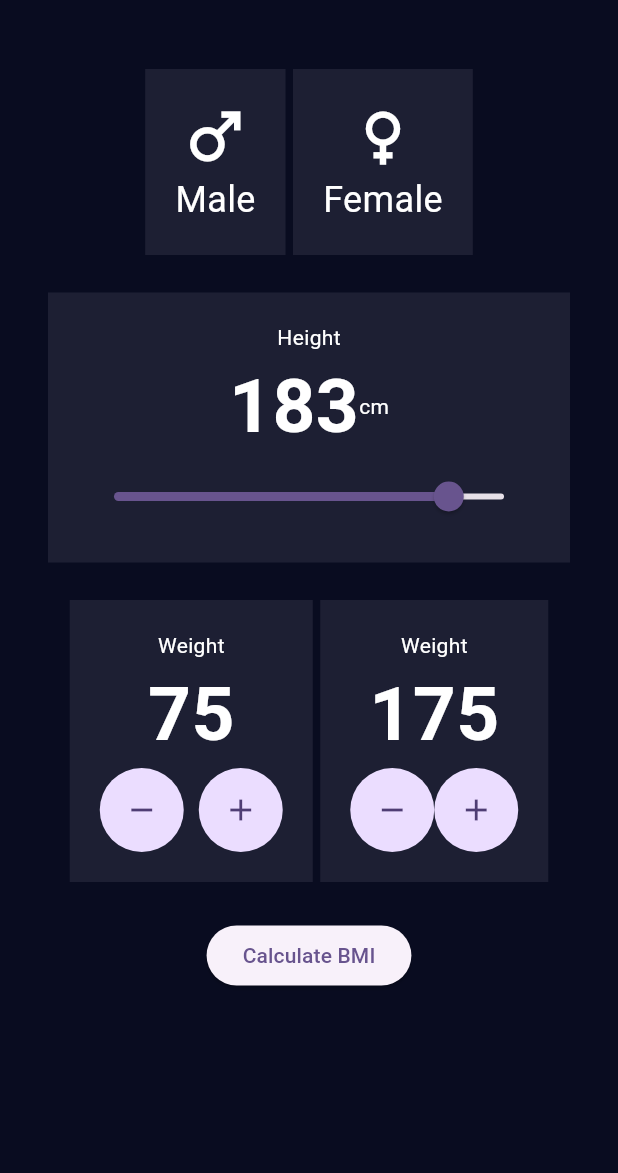
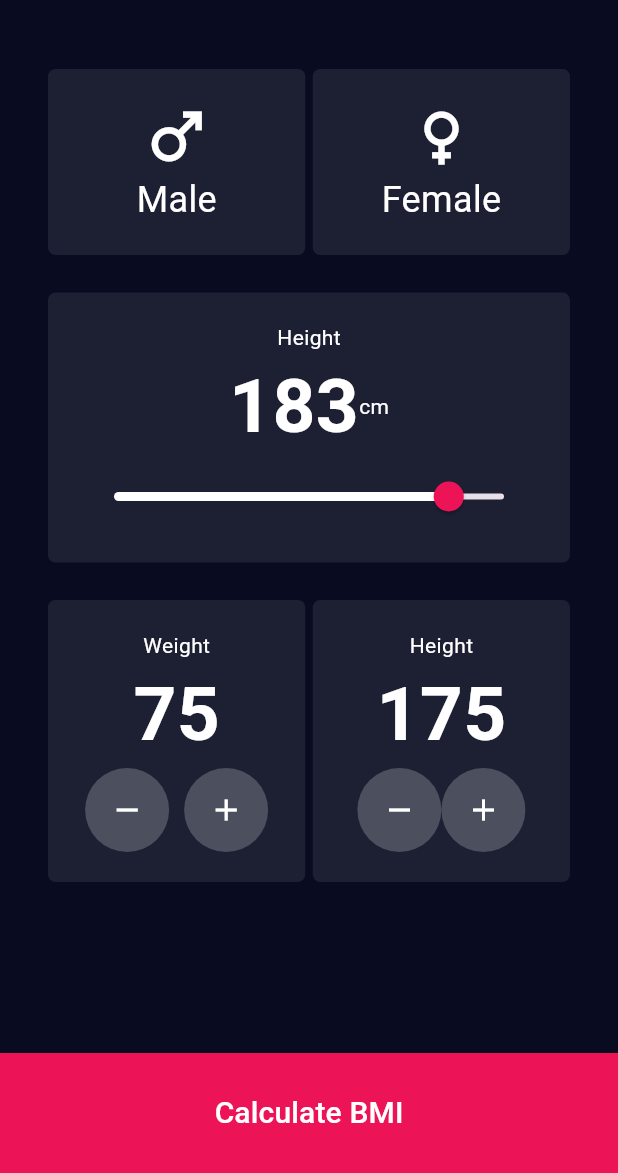
Before and after one commit to thamara2X1/BMI-Calculator, a Flutter app: the screen it shows after launch, on a phone screen of 412 x 824 dp, the part 63-1236 px from its top. Run offline on Flutter 3.47's test engine with Material 3 defaults, Android fonts, the phone set to English and light mode, and no system bars.

Commit message:
3rd commit

```diff
--- a/lib/bmi_calculator.dart
+++ b/lib/bmi_calculator.dart
@@ -19,7 +19,6 @@ class _BMICalculatorPageState extends State<BMICalculatorPage> {
       ),
       backgroundColor: kBackgroundColor,
       body: Container(
-        padding: const EdgeInsets.all(32),
         // color: Colors.red,
         width: double.infinity,
         child: Column(
@@ -28,17 +27,24 @@ class _BMICalculatorPageState extends State<BMICalculatorPage> {
           children: [
             Container(
               // color: Colors.blue,
+              child: Padding(
+                padding: const EdgeInsets.all(32),
                 child: Column(
                   children: [
                     Row(
                       mainAxisAlignment: MainAxisAlignment.center,
                       children: [
-                      Container(
+                        Expanded(
+                          child: Container(
                             padding: const EdgeInsets.all(20),
-                        color: Color(0xFF1D1F33),
+                            decoration: kTileBorderDecoration,
                             child: const Column(
                               children: [
-                            Icon(Icons.male, size: 50, color: kActiveTextColor),
+                                Icon(
+                                  Icons.male,
+                                  size: 50,
+                                  color: kActiveTextColor,
+                                ),
                                 Text(
                                   "Male",
                                   style: TextStyle(
@@ -49,10 +55,12 @@ class _BMICalculatorPageState extends State<BMICalculatorPage> {
                               ],
                             ),
                           ),
+                        ),
                         const SizedBox(width: 5),
-                      Container(
+                        Expanded(
+                          child: Container(
                             padding: const EdgeInsets.all(20),
-                        color: Color(0xFF1D1F33),
+                            decoration: kTileBorderDecoration,
                             child: const Column(
                               children: [
                                 Icon(
@@ -70,11 +78,12 @@ class _BMICalculatorPageState extends State<BMICalculatorPage> {
                               ],
                             ),
                           ),
+                        ),
                       ],
                     ),
                     SizedBox(height: 25),
                     Container(
-                    color: kTileColor,
+                      decoration: kTileBorderDecoration,
                       padding: const EdgeInsets.all(20),
                       child: Column(
                         children: [
@@ -104,6 +113,8 @@ class _BMICalculatorPageState extends State<BMICalculatorPage> {
                             max: 200,
                             value: 183,
                             onChanged: (value) {},
+                            thumbColor: kButtonColor,
+                            activeColor: kActiveTextColor,
                           ),
                         ],
                       ),
@@ -112,8 +123,9 @@ class _BMICalculatorPageState extends State<BMICalculatorPage> {
                     Row(
                       mainAxisAlignment: MainAxisAlignment.center,
                       children: [
-                      Container(
-                        color: kTileColor,
+                        Expanded(
+                          child: Container(
+                            decoration: kTileBorderDecoration,
                             padding: const EdgeInsets.all(20),
                             child: Column(
                               children: [
@@ -135,38 +147,48 @@ class _BMICalculatorPageState extends State<BMICalculatorPage> {
                                   children: [
                                     FloatingActionButton(
                                       elevation: 0,
+                                      backgroundColor: kScaleButtonColor,
                                       shape: ShapeBorder.lerp(
                                         CircleBorder(),
                                         CircleBorder(),
                                         0.5,
                                       ),
                                       onPressed: () {},
-                                  child: Icon(Icons.remove),
+                                      child: Icon(
+                                        Icons.remove,
+                                        color: kActiveTextColor,
+                                      ),
                                     ),
                                     const SizedBox(width: 10),
                                     FloatingActionButton(
                                       elevation: 0,
+                                      backgroundColor: kScaleButtonColor,
                                       shape: ShapeBorder.lerp(
                                         CircleBorder(),
                                         CircleBorder(),
                                         0.5,
                                       ),
                                       onPressed: () {},
-                                  child: Icon(Icons.add),
+                                      child: Icon(
+                                        Icons.add,
+                                        color: kActiveTextColor,
+                                      ),
                                     ),
                                   ],
                                 ),
                               ],
                             ),
                           ),
+                        ),
                         SizedBox(width: 5),
-                      Container(
-                        color: kTileColor,
+                        Expanded(
+                          child: Container(
+                            decoration: kTileBorderDecoration,
                             padding: const EdgeInsets.all(20),
                             child: Column(
                               children: [
                                 Text(
-                              "Weight",
+                                  "Height",
                                   style: TextStyle(color: kActiveTextColor),
                                 ),
                                 Text(
@@ -183,27 +205,30 @@ class _BMICalculatorPageState extends State<BMICalculatorPage> {
                                   children: [
                                     FloatingActionButton(
                                       elevation: 0,
+                                      backgroundColor: kScaleButtonColor,
                                       shape: ShapeBorder.lerp(
                                         CircleBorder(),
                                         CircleBorder(),
                                         0.5,
                                       ),
                                       onPressed: () {},
-                                  child: Icon(Icons.remove),
+                                      child: Icon(
+                                        Icons.remove,
+                                        color: kActiveTextColor,
+                                      ),
                                     ),
                                     FloatingActionButton(
                                       elevation: 0,
+                                      backgroundColor: kScaleButtonColor,
                                       shape: ShapeBorder.lerp(
                                         CircleBorder(),
                                         CircleBorder(),
                                         0.5,
                                       ),
                                       onPressed: () {},
-                                  child: Icon(Icons.add),
-                                ),
-                              ],
-                            ),
-                          ],
+                                      child: Icon(
+                                        Icons.add,
+                                        color: kActiveTextColor,
                                       ),
                                     ),
                                   ],
@@ -211,10 +236,33 @@ class _BMICalculatorPageState extends State<BMICalculatorPage> {
                               ],
                             ),
                           ),
+                        ),
+                      ],
+                    ),
+                  ],
+                ),
+              ),
+            ),
             SizedBox(height: 25),
-            ElevatedButton(
+            Spacer(),
+            Row(
+              children: [
+                Expanded(
+                  child: TextButton(
+                    style: TextButton.styleFrom(
+                      backgroundColor: kButtonColor,
+                      foregroundColor: kActiveTextColor,
+                      shape: const RoundedRectangleBorder(),
+                      minimumSize: Size(double.infinity, 80),
+                    ),
                     onPressed: () {},
-              child: const Text('Calculate BMI'),
+                    child: const Text(
+                      'Calculate BMI',
+                      style: TextStyle(fontSize: 20),
+                    ),
+                  ),
+                ),
+              ],
             ),
           ],
         ),
--- a/lib/constants.dart
+++ b/lib/constants.dart
@@ -4,3 +4,10 @@ const kBackgroundColor = Color(0xFF090C20);
 const kTileColor = Color(0xFF1D1F33);
 const kActiveTextColor = Color(0xFFFFFFFF);
 const kInactiveTextColor = Color(0xFF8D8E98);
+const kScaleButtonColor = Color(0xFF4C4F5E);
+const kButtonColor = Color(0xFFEC1356);
+
+var kTileBorderDecoration = BoxDecoration(
+  color: kTileColor,
+  borderRadius: BorderRadius.circular(5),
+);
```
Lines whose indentation alone changed are shown as unchanged.
